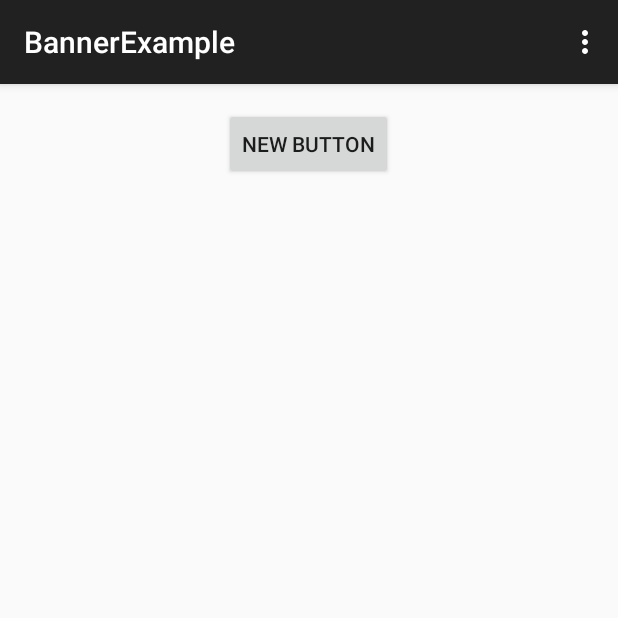
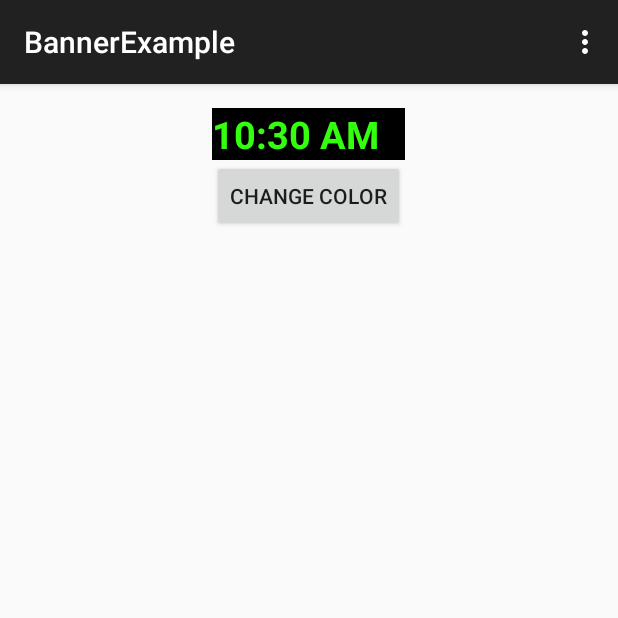
Before and after one commit to phoenixburn119/AdMobBanner, an Android app: the screen it shows after launch (MyActivity), on a phone screen of 412 x 824 dp, the top half of it. Run offline under Robolectric (Android 15) with nearby library versions, the phone set to English and light mode, and no system bars; our stand-ins replace AdMob.

```diff
--- a/app/src/main/java/com/google/android/gms/example/bannerexample/MyActivity.java
+++ b/app/src/main/java/com/google/android/gms/example/bannerexample/MyActivity.java
@@ -109,6 +109,9 @@ public class MyActivity extends ActionBarActivity {
         super.onDestroy();
     }
 
+    /**
+     * Creates a listener that changes background when button is pushed.
+     */
     private void setupListeners()
     {
         DoButton.setOnClickListener(new View.OnClickListener()
--- a/app/src/main/res/layout/activity_my.xml
+++ b/app/src/main/res/layout/activity_my.xml
@@ -20,8 +20,23 @@
     <Button
         android:layout_width="wrap_content"
         android:layout_height="wrap_content"
-        android:text="New Button"
+        android:text="Change Color"
         android:id="@+id/DoButton"
+        android:layout_below="@+id/TimeClock"
         android:layout_centerHorizontal="true"/>
 
+    <TextClock
+        android:layout_width="wrap_content"
+        android:layout_height="wrap_content"
+        android:id="@+id/TimeClock"
+        android:layout_alignParentTop="true"
+        android:layout_alignRight="@+id/DoButton"
+        android:layout_alignEnd="@+id/DoButton"
+        android:layout_alignLeft="@+id/DoButton"
+        android:layout_alignStart="@+id/DoButton"
+        android:textSize="25dp"
+        android:textStyle="bold"
+        android:textColor="#33ff0f"
+        android:background="#000000"/>
+
 </RelativeLayout>
```
